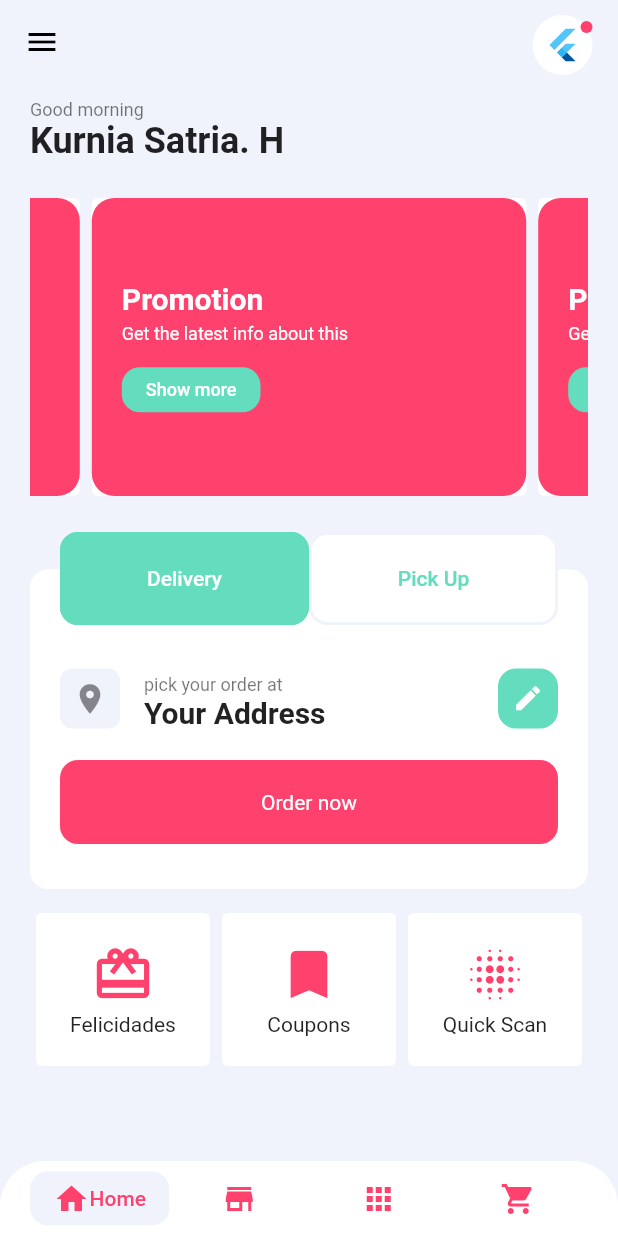
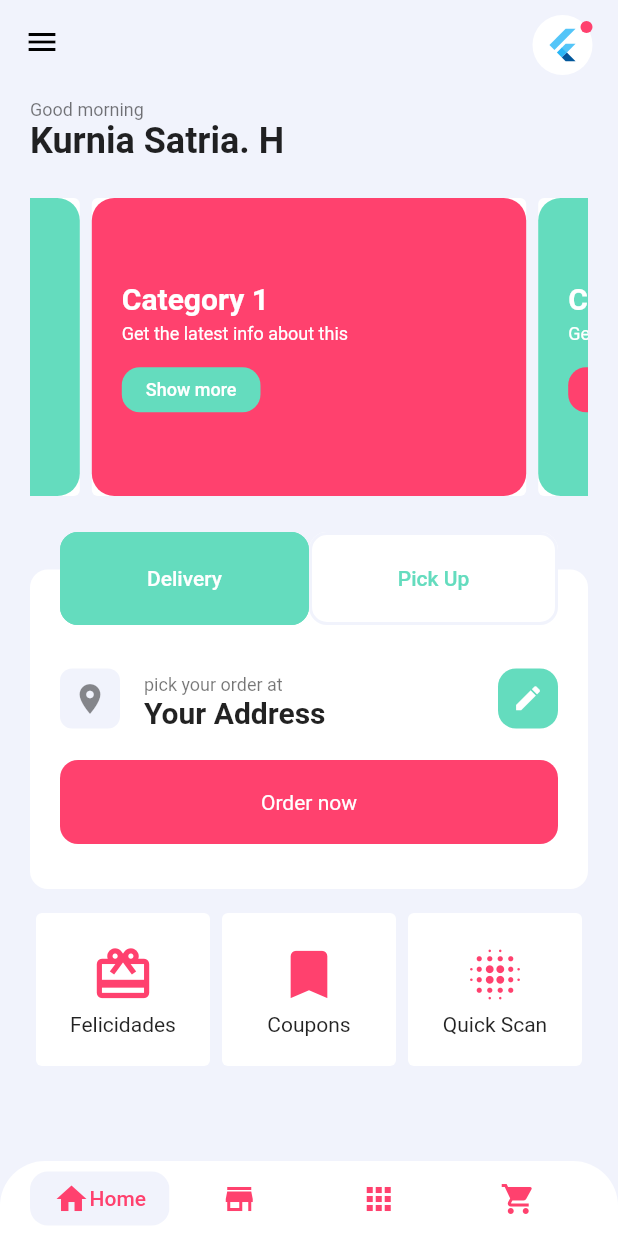
Before and after one commit to DalexisValencia/Simple-store, a Flutter app: the screen it shows after launch, on a phone screen of 412 x 824 dp. Run offline on Flutter 3.47's test engine with Material 2 defaults, Android fonts, the phone set to English and light mode, and no system bars; drawn by our look-alikes of carousel_slider.

Commit message:
Agregando categorias al home

```diff
--- a/lib/Lists/Categories.dart
+++ b/lib/Lists/Categories.dart
@@ -16,4 +16,9 @@ List<Category> homeCategories = [
     description: 'Get the latest info about this',
     cardColor: 'primary',
   ),
+  Category(
+    name: 'Category 4',
+    description: 'Get noticed about our promotions',
+    cardColor: 'secondary',
+  ),
 ];
--- a/lib/Screen/Home/home__categoriesSlider.dart
+++ b/lib/Screen/Home/home__categoriesSlider.dart
@@ -1,5 +1,6 @@
 import 'package:carousel_slider/carousel_slider.dart';
 import 'package:flutter/material.dart';
+import 'package:flutter_first_app/Lists/Categories.dart';
 import 'package:flutter_first_app/Widget/button.dart';
 
 class CategoriesSlider extends StatelessWidget {
@@ -9,7 +10,7 @@ class CategoriesSlider extends StatelessWidget {
       padding: EdgeInsets.fromLTRB(0, 20, 0, 20),
       child: CarouselSlider(
         aspectRatio: 1.8,
-        items: [1, 2, 3, 4, 5].map((i) {
+        items: homeCategories.map((category) {
           return Builder(
             builder: (BuildContext context) {
               return Card(
@@ -21,7 +22,9 @@ class CategoriesSlider extends StatelessWidget {
                     //   image: AssetImage('assets/ex-1.png'),
                     //   fit: BoxFit.cover,
                     // ),
-                    color: Theme.of(context).accentColor,
+                    color: category.cardColor == 'primary'
+                        ? Theme.of(context).accentColor
+                        : Theme.of(context).textSelectionColor,
                     borderRadius: BorderRadius.circular(15),
                   ),
                   width: MediaQuery.of(context).size.width - 100,
@@ -30,16 +33,18 @@ class CategoriesSlider extends StatelessWidget {
                     mainAxisAlignment: MainAxisAlignment.center,
                     children: <Widget>[
                       Text(
-                        "Promotion",
+                        category.name,
                         style: Theme.of(context).textTheme.headline6.copyWith(
                               fontWeight: FontWeight.bold,
                               color: Theme.of(context).primaryColorLight,
                             ),
                       ),
                       Padding(
-                        padding: EdgeInsets.only(top: 5),
+                        padding: EdgeInsets.only(
+                          top: 5,
+                        ),
                         child: Text(
-                          "Get the latest info about this",
+                          category.description,
                           style: Theme.of(context).textTheme.caption.copyWith(
                                 color: Theme.of(context).primaryColorLight,
                               ),
@@ -53,7 +58,9 @@ class CategoriesSlider extends StatelessWidget {
                           height: 30,
                           child: CustomRaisedButton(
                             radius: 12,
-                            color: Theme.of(context).textSelectionColor,
+                            color: category.cardColor == 'primary'
+                                ? Theme.of(context).textSelectionColor
+                                : Theme.of(context).accentColor,
                             function: () {},
                             child: FittedBox(
                               fit: BoxFit.fitHeight,
```
